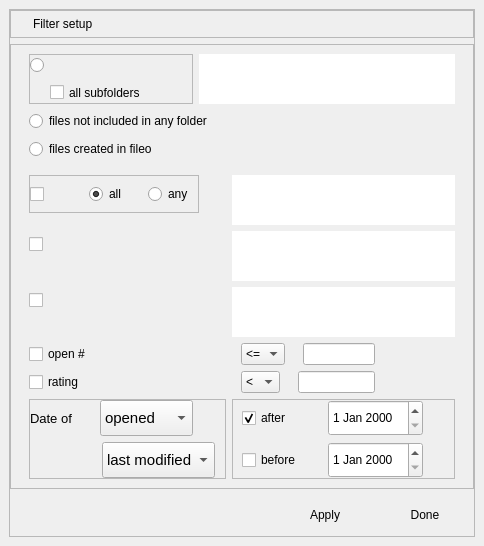
Old version of the form src/widgets/set_filter.ui in the repository Michal-D4/fileo.
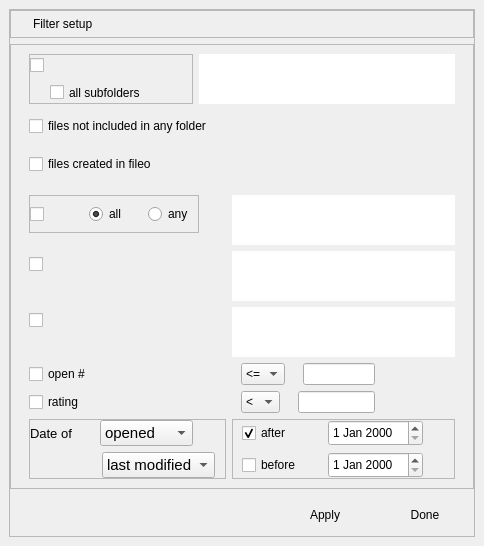
New version of the form.

Diff of the .ui file:
```diff
--- a/src/widgets/set_filter.ui
+++ b/src/widgets/set_filter.ui
@@ -127,7 +127,7 @@
                   <number>0</number>
                  </property>
                  <item>
-                  <widget class="QRadioButton" name="selected_dir">
+                  <widget class="QCheckBox" name="selected_dir">
                    <property name="sizePolicy">
                     <sizepolicy hsizetype="Preferred" vsizetype="Preferred">
                      <horstretch>0</horstretch>
@@ -212,7 +212,7 @@
              </layout>
             </item>
             <item>
-             <widget class="QRadioButton" name="no_folder">
+             <widget class="QCheckBox" name="no_folder">
               <property name="sizePolicy">
                <sizepolicy hsizetype="Preferred" vsizetype="Preferred">
                 <horstretch>0</horstretch>
@@ -228,7 +228,7 @@
              </widget>
             </item>
             <item>
-             <widget class="QRadioButton" name="createdHere">
+             <widget class="QCheckBox" name="createdHere">
               <property name="sizePolicy">
                <sizepolicy hsizetype="Preferred" vsizetype="Preferred">
                 <horstretch>0</horstretch>
@@ -981,7 +981,7 @@
                     <property name="minimumSize">
                      <size>
                       <width>0</width>
-                      <height>36</height>
+                      <height>0</height>
                      </size>
                     </property>
                     <property name="maximumSize">
@@ -1032,7 +1032,7 @@
                     <property name="minimumSize">
                      <size>
                       <width>0</width>
-                      <height>36</height>
+                      <height>0</height>
                      </size>
                     </property>
                     <property name="maximumSize">
```
